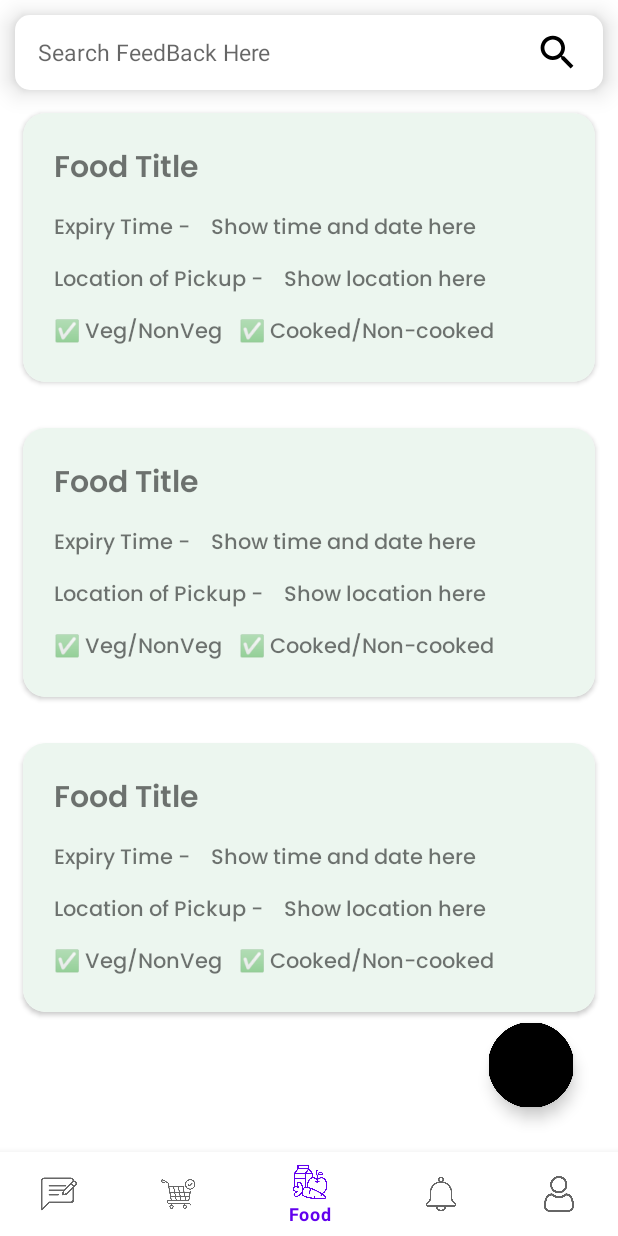
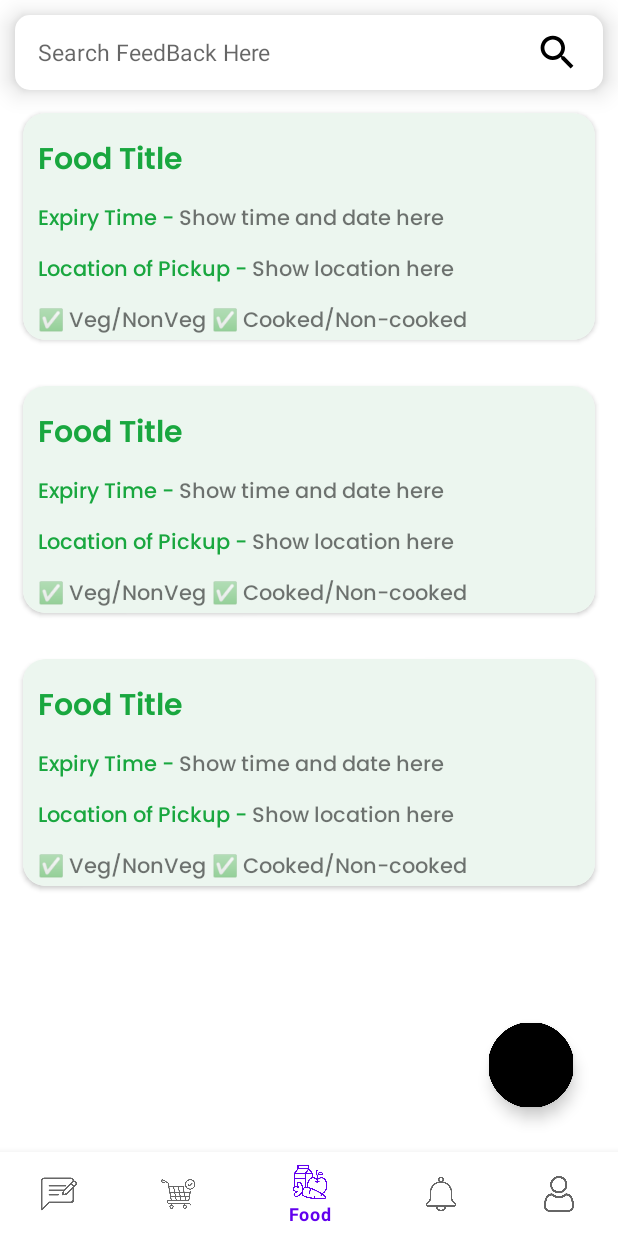
Before and after one commit to chetan7020/FoodBankApp, an Android app: the screen it shows after launch (ProviderMainActivity), on a phone screen of 412 x 824 dp. Run offline under Robolectric (Android 15) with nearby library versions, the phone set to English and light mode, and no system bars; our stand-ins replace navigation-ui.

Commit message:
Some changes in food layout

```diff
--- a/app/src/main/res/layout/add_new_notice_layout.xml
+++ b/app/src/main/res/layout/add_new_notice_layout.xml
@@ -30,8 +30,6 @@
             android:textColor="@color/green"
             android:textSize="20dp" />
 
-
-
     </LinearLayout>
 
 </RelativeLayout>
--- a/app/src/main/res/layout/layout_for_food_card.xml
+++ b/app/src/main/res/layout/layout_for_food_card.xml
@@ -16,7 +16,6 @@
             android:layout_width="match_parent"
             android:layout_height="wrap_content"
             android:orientation="vertical"
-            android:padding="15dp"
             android:background="@drawable/splash_button">
 
             <TextView
@@ -25,64 +24,70 @@
                 android:text="Food Title"
                 android:textSize="20sp"
                 android:textStyle="bold"
-                android:layout_margin="5dp"
+                android:layout_marginTop="15dp"
+                android:layout_marginLeft="10dp"
                 android:fontFamily="@font/poppins_semibold"
+                android:textColor="@color/green"
                 />
 
             <LinearLayout
                 android:layout_width="match_parent"
-                android:layout_height="wrap_content">
+                android:layout_height="wrap_content"
+                android:layout_marginLeft="10dp"
+                android:layout_marginTop="10dp"
+                >
             <TextView
                 android:layout_width="wrap_content"
                 android:layout_height="wrap_content"
                 android:text="Expiry Time - "
                 android:fontFamily="@font/poppins_medium"
-                android:layout_margin="5dp"
+                android:textColor="@color/green"
                 />
             <TextView
                 android:layout_width="wrap_content"
                 android:layout_height="wrap_content"
                 android:text="Show time and date here"
                 android:fontFamily="@font/poppins_medium"
-                android:layout_margin="5dp"
                 />
             </LinearLayout>
 
             <LinearLayout
                 android:layout_width="match_parent"
-                android:layout_height="wrap_content">
+                android:layout_height="wrap_content"
+                android:layout_marginLeft="10dp"
+                android:layout_marginTop="10dp">
             <TextView
                 android:layout_width="wrap_content"
                 android:layout_height="wrap_content"
                 android:text="Location of Pickup - "
                 android:fontFamily="@font/poppins_medium"
-                android:layout_margin="5dp"
+                android:textColor="@color/green"
                 />
             <TextView
                 android:layout_width="wrap_content"
                 android:layout_height="wrap_content"
                 android:text="Show location here"
                 android:fontFamily="@font/poppins_medium"
-                android:layout_margin="5dp"
                 />
             </LinearLayout>
 
             <LinearLayout
                 android:layout_width="match_parent"
-                android:layout_height="wrap_content">
+                android:layout_height="wrap_content"
+                android:layout_marginTop="10dp"
+                android:layout_marginLeft="10dp"
+                >
             <TextView
                 android:layout_width="wrap_content"
                 android:layout_height="wrap_content"
-                android:text="✅ Veg/NonVeg"
+                android:text="✅ Veg/NonVeg "
                 android:fontFamily="@font/poppins_medium"
-                android:layout_margin="5dp"
                 />
             <TextView
                 android:layout_width="wrap_content"
                 android:layout_height="wrap_content"
                 android:text="✅ Cooked/Non-cooked"
                 android:fontFamily="@font/poppins_medium"
-                android:layout_margin="5dp"
                 />
             </LinearLayout>
 
```
